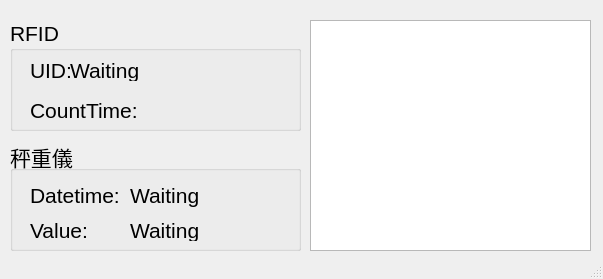
Old version of the form weight.ui in the repository img21326/pyqt_pig.
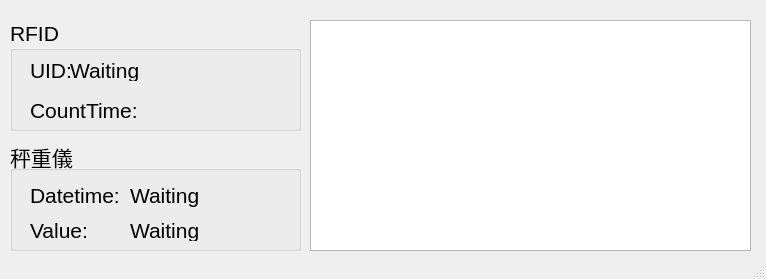
New version of the form.

Commit message: table init 剩下吃多少還沒寫

```diff
--- a/weight.ui
+++ b/weight.ui
@@ -6,7 +6,7 @@
    <rect>
     <x>0</x>
     <y>0</y>
-    <width>603</width>
+    <width>766</width>
     <height>279</height>
    </rect>
   </property>
@@ -170,7 +170,7 @@
      <rect>
       <x>310</x>
       <y>20</y>
-      <width>281</width>
+      <width>441</width>
       <height>231</height>
      </rect>
     </property>
```
The commit also changes 2 other files.
